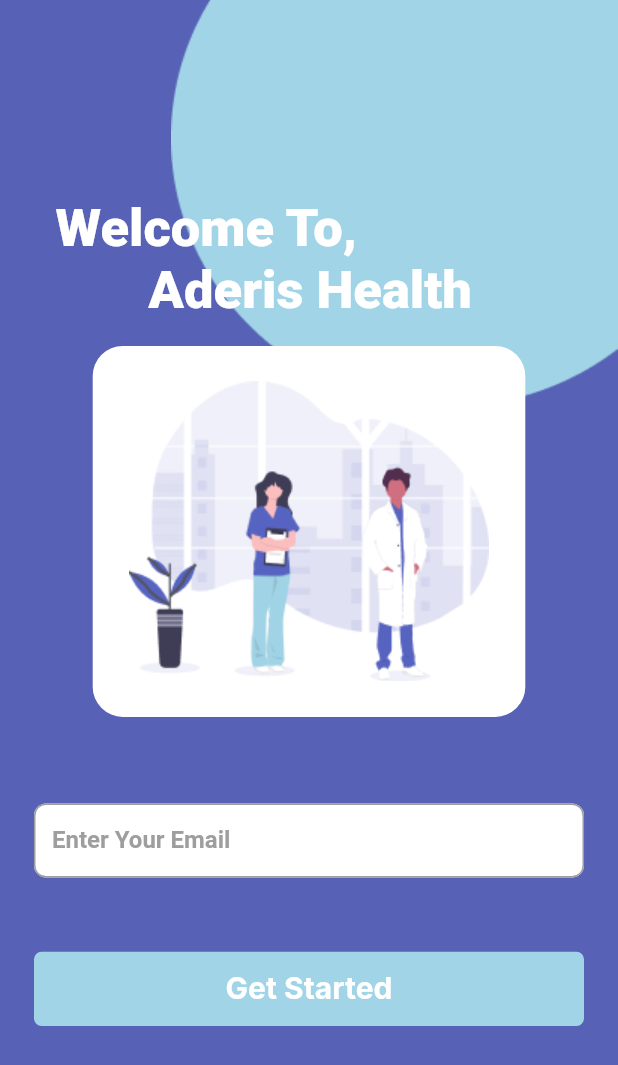
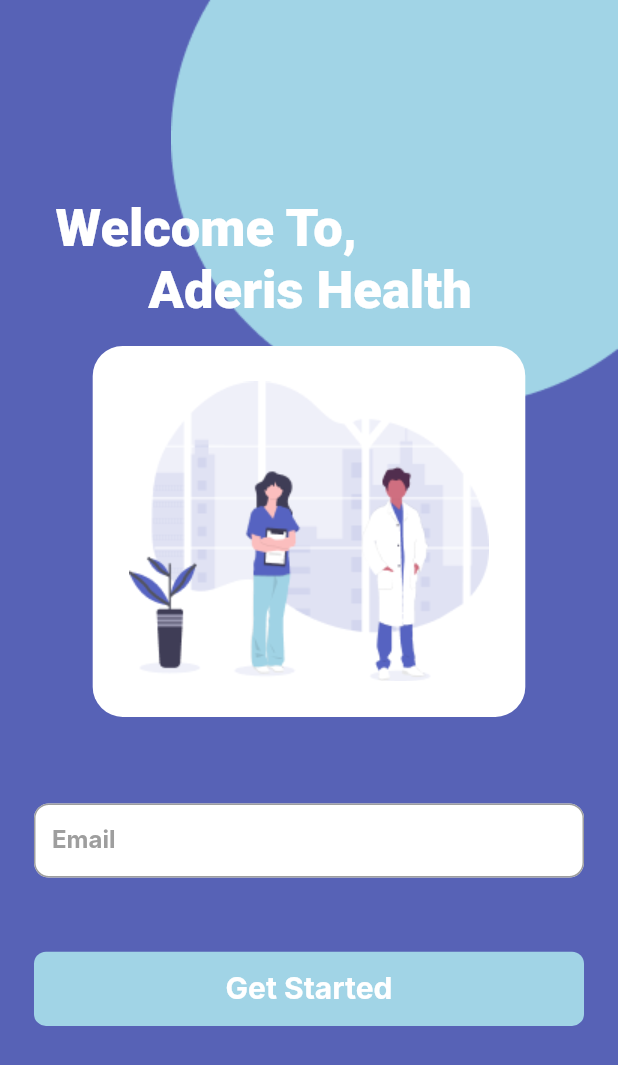
Before and after one commit to umarwaseeem/E-Health-Flutter, a Flutter app: the WelcomeScreen screen opened directly, on a phone screen of 412 x 824 dp. Shown: the top 1065 px of the screen. Run offline on Flutter 3.47's test engine with Material 2 defaults, Android fonts, the phone set to English and light mode, and no system bars; our stand-ins replace flutter_screenutil; Roboto replaces fonts that are missing (Inter, Poppins).

Commit message:
login/signup screen done

```diff
--- a/lib/signIn_signUp/widgets/email_field.dart
+++ /dev/null
@@ -1,47 +0,0 @@
-import 'package:flutter/material.dart';
-
-class EmailField extends StatelessWidget {
-  const EmailField({
-    Key? key,
-    required this.width,
-    required this.height,
-  }) : super(key: key);
-
-  final double width;
-  final double height;
-
-  @override
-  Widget build(BuildContext context) {
-    return Container(
-      width: width * 0.89,
-      height: height * 0.06,
-      margin: EdgeInsets.only(
-        left: width * 0.05,
-        right: width * 0.05,
-        top: 0.07 * height,
-      ),
-      child: TextFormField(
-        decoration: InputDecoration(
-          hintText: "abc@gmail.com",
-          labelText: "Enter Your Email",
-          fillColor: Colors.white,
-          filled: true,
-          labelStyle: const TextStyle(
-            color: Colors.grey,
-            fontFamily: "Poppins",
-            fontSize: 16.0,
-            fontWeight: FontWeight.w700,
-          ),
-          enabledBorder: OutlineInputBorder(
-            borderSide: const BorderSide(color: Colors.grey),
-            borderRadius: BorderRadius.circular(8),
-          ),
-          focusedBorder: OutlineInputBorder(
-            borderSide: const BorderSide(color: Colors.grey),
-            borderRadius: BorderRadius.circular(8),
-          ),
-        ),
-      ),
-    );
-  }
-}
--- a/lib/util/button1.dart
+++ b/lib/util/button1.dart
@@ -1,5 +1,4 @@
 import 'package:flutter/material.dart';
-
 
 class Button1 extends StatelessWidget {
   const Button1({
@@ -7,22 +6,27 @@
     required this.textStyle,
     required this.buttonColor,
     required this.text,
+    required this.borderRadius, required this.onPress,
   }) : super(key: key);
 
   final TextStyle textStyle;
   final Color buttonColor;
   final String text;
+  final double borderRadius;
+  final Function onPress;
 
   @override
   Widget build(BuildContext context) {
     return TextButton(
       style: TextButton.styleFrom(
         shape: RoundedRectangleBorder(
-          borderRadius: BorderRadius.circular(5),
+          borderRadius: BorderRadius.circular(borderRadius),
         ),
         backgroundColor: buttonColor,
       ),
-      onPressed: () {},
+      onPressed: () {
+        onPress();
+      },
       child: Text(
         text,
         style: textStyle,
--- a/lib/util/colors.dart
+++ b/lib/util/colors.dart
@@ -2,3 +2,5 @@
 
 Color mainColor = const Color.fromRGBO(87, 98, 182, 1);
 Color getStartedButtonColor = const Color.fromRGBO(161, 212, 230, 1);
+Color button2Color = const Color.fromRGBO(87, 98, 182, 1);
+Color greyishColor = const Color.fromRGBO(232, 232, 232, 1);
--- /dev/null
+++ b/lib/util/input_field.dart
@@ -0,0 +1,53 @@
+import 'package:flutter/material.dart';
+
+class InputField extends StatefulWidget {
+  const InputField({
+    Key? key,
+    this.suffixIcon,
+    required this.hint,
+    required this.label,
+  }) : super(key: key);
+
+  final String hint;
+  final String label;
+  final IconData? suffixIcon;
+
+  @override
+  State<InputField> createState() => _InputFieldState();
+}
+
+class _InputFieldState extends State<InputField> {
+  // bool open = false;
+
+  @override
+  Widget build(BuildContext context) {
+    return TextFormField(
+      decoration: InputDecoration(
+        suffixIcon: IconButton(
+            icon: Icon(
+              widget.suffixIcon,
+              color: const Color.fromARGB(255, 122, 100, 100),
+            ),
+            onPressed: () {}),
+        hintText: widget.hint,
+        labelText: widget.label,
+        fillColor: Colors.white,
+        filled: true,
+        labelStyle: const TextStyle(
+          color: Colors.grey,
+          fontFamily: "Inter",
+          fontSize: 16.0,
+          fontWeight: FontWeight.w700,
+        ),
+        enabledBorder: OutlineInputBorder(
+          borderSide: const BorderSide(color: Colors.grey),
+          borderRadius: BorderRadius.circular(10),
+        ),
+        focusedBorder: OutlineInputBorder(
+          borderSide: const BorderSide(color: Colors.grey),
+          borderRadius: BorderRadius.circular(14),
+        ),
+      ),
+    );
+  }
+}
--- a/lib/signIn_signUp/welcome_screen.dart
+++ b/lib/welcome_screen/welcome_screen.dart
@@ -1,9 +1,10 @@
 import 'package:flutter/material.dart';
 
+import '../login/login_screen.dart';
 import '../util/colors.dart';
+import '../util/input_field.dart';
 import 'widgets/get_started_button.dart';
 import 'widgets/box_with_image.dart';
-import 'widgets/email_field.dart';
 import 'widgets/text1.dart';
 import 'widgets/text2.dart';
 import 'widgets/top_right_ellipse.dart';
@@ -11,14 +12,10 @@
 class WelcomeScreen extends StatelessWidget {
   const WelcomeScreen({Key? key}) : super(key: key);
 
+  static const routeName = "wellcome_screen";
+
   @override
   Widget build(BuildContext context) {
-    var getStartedButtonTextStyle = const TextStyle(
-      color: Colors.white,
-      fontFamily: "Inter",
-      fontSize: 20.0,
-      fontWeight: FontWeight.w700,
-    );
     final width = MediaQuery.of(context).size.width;
     final height = MediaQuery.of(context).size.height;
     return SafeArea(
@@ -33,8 +30,24 @@
                   Text1(height: height, width: width),
                   Text2(width: width, height: height),
                   BoxWithImage(height: height, width: width),
-                  EmailField(width: width, height: height),
-                  GetStartedButton(width: width, height: height),
+                  Container(
+                    width: width * 0.89,
+                    height: height * 0.06,
+                    margin: EdgeInsets.only(
+                      left: width * 0.05,
+                      right: width * 0.05,
+                      top: 0.07 * height,
+                    ),
+                    child:
+                        const InputField(hint: "abc@gmail.com", label: "Email"),
+                  ),
+                  GetStartedButton(
+                    width: width,
+                    height: height,
+                    onPress: () {
+                      Navigator.pushNamed(context, LoginScreen.routeName);
+                    },
+                  ),
                 ],
               ),
             ],
--- a/lib/signIn_signUp/widgets/get_started_button.dart
+++ b/lib/welcome_screen/widgets/get_started_button.dart
@@ -7,11 +7,12 @@
   const GetStartedButton({
     Key? key,
     required this.width,
-    required this.height,
+    required this.height, required this.onPress,
   }) : super(key: key);
 
   final double width;
   final double height;
+  final Function onPress;
 
   @override
   Widget build(BuildContext context) {
@@ -31,9 +32,11 @@
         bottom: 10,
       ),
       child: Button1(
+        onPress: onPress,
         textStyle: getStartedButtonTextStyle,
         buttonColor: getStartedButtonColor,
         text: 'Get Started',
+        borderRadius: 8,
       ),
     );
   }
--- a/pubspec.yaml
+++ b/pubspec.yaml
@@ -34,6 +34,8 @@
   # The following adds the Cupertino Icons font to your application.
   # Use with the CupertinoIcons class for iOS style icons.
   cupertino_icons: ^1.0.2
+  device_preview: ^1.1.0
+  flutter_screenutil: ^5.5.3+2
 
 dev_dependencies:
   flutter_test:
```
Also changed, not shown: lib/login/login_screen.dart (added, +115 -0 lines), lib/login/widgets/checkbox.dart (added, +33 -0 lines), lib/main.dart (+11 -0 lines), lib/signup/signup.dart (added, +111 -0 lines), lib/splash_screen/splash_screen.dart (+39 -8 lines), lib/util/text_styles.dart (added, +71 -0 lines), assets/images/login_pic.png (added), lib/welcome_screen/widgets/box_with_image.dart (renamed from lib/signIn_signUp/widgets/box_with_image.dart), lib/welcome_screen/widgets/text1.dart (renamed from lib/signIn_signUp/widgets/text1.dart), lib/welcome_screen/widgets/text2.dart (renamed from lib/signIn_signUp/widgets/text2.dart), lib/welcome_screen/widgets/top_right_ellipse.dart (renamed from lib/signIn_signUp/widgets/top_right_ellipse.dart), pubspec.lock, 1 other file.
